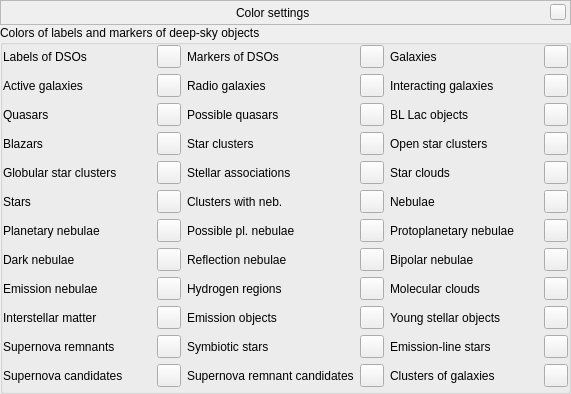
The window that src/gui/dsoColorsDialog.ui (519984307/stellarium_src) describes before a commit, drawn with Qt 5.
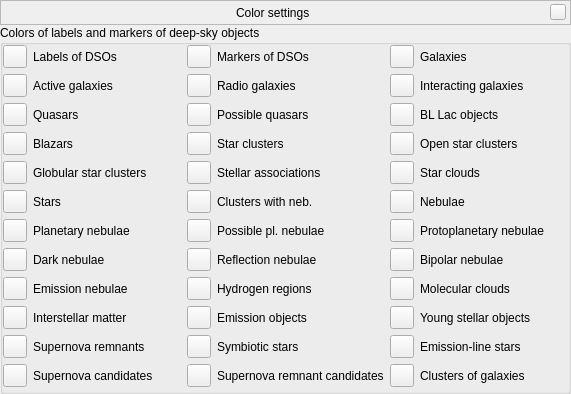
The same window after the commit. Custom widgets are drawn as their Qt base class.

```diff
--- a/src/gui/dsoColorsDialog.ui
+++ b/src/gui/dsoColorsDialog.ui
@@ -142,21 +142,181 @@
       <property name="bottomMargin">
        <number>0</number>
       </property>
-      <item row="7" column="1">
-       <widget class="QToolButton" name="colorDSODarkNebulae">
+      <item row="10" column="5">
+       <widget class="QLabel" name="labelDSOColorEmissionLineStars">
+        <property name="text">
+         <string>Emission-line stars</string>
+        </property>
+       </widget>
+      </item>
+      <item row="10" column="1">
+       <widget class="QLabel" name="labelDSOColorSupernovaRemnants">
+        <property name="text">
+         <string>Supernova remnants</string>
+        </property>
+       </widget>
+      </item>
+      <item row="2" column="1">
+       <widget class="QLabel" name="labelDSOColorQuasars">
+        <property name="text">
+         <string>Quasars</string>
+        </property>
+       </widget>
+      </item>
+      <item row="5" column="1">
+       <widget class="QLabel" name="labelDSOColorStars">
+        <property name="text">
+         <string>Stars</string>
+        </property>
+       </widget>
+      </item>
+      <item row="2" column="5">
+       <widget class="QLabel" name="labelDSOColorBLLacObjects">
+        <property name="text">
+         <string>BL Lac objects</string>
+        </property>
+       </widget>
+      </item>
+      <item row="7" column="5">
+       <widget class="QLabel" name="labelDSOColorBipolarNebulae">
+        <property name="text">
+         <string>Bipolar nebulae</string>
+        </property>
+       </widget>
+      </item>
+      <item row="6" column="5">
+       <widget class="QLabel" name="labelDSOColorProtoplanetaryNebulae">
+        <property name="text">
+         <string>Protoplanetary nebulae</string>
+        </property>
+       </widget>
+      </item>
+      <item row="5" column="5">
+       <widget class="QLabel" name="labelDSOColorNebulae">
+        <property name="text">
+         <string>Nebulae</string>
+        </property>
+       </widget>
+      </item>
+      <item row="0" column="3">
+       <widget class="QLabel" name="labelDSOColorMarkers">
         <property name="toolTip">
          <string>Color of markers of dark nebulae</string>
         </property>
+        <property name="text">
+         <string>Markers of DSOs</string>
+        </property>
        </widget>
       </item>
-      <item row="3" column="4">
+      <item row="4" column="1">
+       <widget class="QLabel" name="labelDSOColorGlobularStarClusters">
+        <property name="text">
+         <string>Globular star clusters</string>
+        </property>
+       </widget>
+      </item>
+      <item row="9" column="3">
+       <widget class="QLabel" name="labelDSOColorEmissionObjects">
+        <property name="text">
+         <string>Emission objects</string>
+        </property>
+       </widget>
+      </item>
+      <item row="6" column="1">
+       <widget class="QLabel" name="labelDSOColorPlanetaryNebulae">
+        <property name="text">
+         <string>Planetary nebulae</string>
+        </property>
+       </widget>
+      </item>
+      <item row="0" column="5">
+       <widget class="QLabel" name="labelDSOColorGalaxies">
+        <property name="text">
+         <string>Galaxies</string>
+        </property>
+       </widget>
+      </item>
+      <item row="4" column="5">
+       <widget class="QLabel" name="labelDSOColorStarClouds">
+        <property name="text">
+         <string>Star clouds</string>
+        </property>
+       </widget>
+      </item>
+      <item row="11" column="1">
+       <widget class="QLabel" name="labelDSOColorSupernovaCandidates">
+        <property name="text">
+         <string>Supernova candidates</string>
+        </property>
+       </widget>
+      </item>
+      <item row="11" column="3">
+       <widget class="QLabel" name="labelDSOColorSupernovaRemnantCandidates">
+        <property name="text">
+         <string>Supernova remnant candidates</string>
+        </property>
+       </widget>
+      </item>
+      <item row="11" column="5">
+       <widget class="QLabel" name="labelDSOColorGalaxyClusters">
+        <property name="text">
+         <string>Clusters of galaxies</string>
+        </property>
+       </widget>
+      </item>
+      <item row="6" column="3">
+       <widget class="QLabel" name="labelDSOColorPossiblePlanetaryNebulae">
+        <property name="toolTip">
+         <string>Possible planetary nebulae</string>
+        </property>
+        <property name="text">
+         <string>Possible pl. nebulae</string>
+        </property>
+       </widget>
+      </item>
+      <item row="9" column="1">
+       <widget class="QLabel" name="labelDSOColorInterstellarMatter">
+        <property name="text">
+         <string>Interstellar matter</string>
+        </property>
+       </widget>
+      </item>
+      <item row="8" column="3">
+       <widget class="QLabel" name="labelDSOColorHydrogenRegions">
+        <property name="text">
+         <string>Hydrogen regions</string>
+        </property>
+       </widget>
+      </item>
+      <item row="1" column="5">
+       <widget class="QLabel" name="labelDSOColorInteractingGalaxies">
+        <property name="text">
+         <string>Interacting galaxies</string>
+        </property>
+       </widget>
+      </item>
+      <item row="8" column="1">
+       <widget class="QLabel" name="labelDSOColorEmissionNebulae">
+        <property name="text">
+         <string>Emission nebulae</string>
+        </property>
+       </widget>
+      </item>
+      <item row="4" column="3">
+       <widget class="QLabel" name="labelDSOColorStellarAssociations">
+        <property name="text">
+         <string>Stellar associations</string>
+        </property>
+       </widget>
+      </item>
+      <item row="3" column="5">
        <widget class="QLabel" name="labelDSOColorOpenStarClusters">
         <property name="text">
          <string>Open star clusters</string>
         </property>
        </widget>
       </item>
-      <item row="5" column="2">
+      <item row="5" column="3">
        <widget class="QLabel" name="labelDSOColorNebulosityClusters">
         <property name="toolTip">
          <string>Clusters associated with nebulosity</string>
@@ -166,192 +326,35 @@
         </property>
        </widget>
       </item>
-      <item row="4" column="2">
-       <widget class="QLabel" name="labelDSOColorStellarAssociations">
-        <property name="text">
-         <string>Stellar associations</string>
-        </property>
-       </widget>
-      </item>
-      <item row="3" column="0">
+      <item row="3" column="1">
        <widget class="QLabel" name="labelDSOColorBlazars">
         <property name="text">
          <string>Blazars</string>
         </property>
        </widget>
       </item>
-      <item row="3" column="5">
-       <widget class="QToolButton" name="colorDSOOpenStarClusters">
-        <property name="toolTip">
-         <string>Color of markers of open star clusters</string>
-        </property>
-       </widget>
-      </item>
-      <item row="4" column="3">
-       <widget class="QToolButton" name="colorDSOStellarAssociations">
-        <property name="toolTip">
-         <string>Color of markers of stellar associations</string>
-        </property>
-       </widget>
-      </item>
-      <item row="9" column="0">
-       <widget class="QLabel" name="labelDSOColorInterstellarMatter">
-        <property name="text">
-         <string>Interstellar matter</string>
-        </property>
-       </widget>
-      </item>
-      <item row="8" column="2">
-       <widget class="QLabel" name="labelDSOColorHydrogenRegions">
-        <property name="text">
-         <string>Hydrogen regions</string>
-        </property>
-       </widget>
-      </item>
-      <item row="6" column="2">
-       <widget class="QLabel" name="labelDSOColorPossiblePlanetaryNebulae">
-        <property name="toolTip">
-         <string>Possible planetary nebulae</string>
-        </property>
-        <property name="text">
-         <string>Possible pl. nebulae</string>
-        </property>
-       </widget>
-      </item>
-      <item row="1" column="2">
+      <item row="1" column="3">
        <widget class="QLabel" name="labelDSOColorRadioGalaxies">
         <property name="text">
          <string>Radio galaxies</string>
         </property>
        </widget>
       </item>
-      <item row="0" column="1">
-       <widget class="QToolButton" name="colorDSOLabels">
-        <property name="toolTip">
-         <string>Color of labels of deep-sky objects</string>
-        </property>
-       </widget>
-      </item>
-      <item row="1" column="5">
-       <widget class="QToolButton" name="colorDSOInteractingGalaxies">
-        <property name="toolTip">
-         <string>Color of markers of interacting galaxies</string>
-        </property>
-       </widget>
-      </item>
-      <item row="5" column="3">
-       <widget class="QToolButton" name="colorDSONebulosityClusters">
-        <property name="toolTip">
-         <string>Color of markers of clusters associated with nebulosity</string>
-        </property>
-       </widget>
-      </item>
-      <item row="1" column="4">
-       <widget class="QLabel" name="labelDSOColorInteractingGalaxies">
-        <property name="text">
-         <string>Interacting galaxies</string>
-        </property>
-       </widget>
-      </item>
-      <item row="9" column="5">
-       <widget class="QToolButton" name="colorDSOYoungStellarObjects">
-        <property name="toolTip">
-         <string>Color of markers of young stellar objects</string>
-        </property>
-       </widget>
-      </item>
-      <item row="6" column="5">
-       <widget class="QToolButton" name="colorDSOProtoplanetaryNebulae">
-        <property name="toolTip">
-         <string>Color of markers of protoplanetary nebulae</string>
-        </property>
-       </widget>
-      </item>
-      <item row="6" column="3">
-       <widget class="QToolButton" name="colorDSOPossiblePlanetaryNebulae">
-        <property name="toolTip">
-         <string>Color of markers of possible planetary nebulae</string>
-        </property>
-       </widget>
-      </item>
       <item row="2" column="3">
-       <widget class="QToolButton" name="colorDSOPossibleQuasars">
-        <property name="toolTip">
-         <string>Color of markers of possible quasars</string>
-        </property>
-       </widget>
-      </item>
-      <item row="3" column="3">
-       <widget class="QToolButton" name="colorDSOStarClusters">
-        <property name="toolTip">
-         <string>Color of markers of star clusters</string>
-        </property>
-       </widget>
-      </item>
-      <item row="8" column="0">
-       <widget class="QLabel" name="labelDSOColorEmissionNebulae">
-        <property name="text">
-         <string>Emission nebulae</string>
-        </property>
-       </widget>
-      </item>
-      <item row="10" column="1">
-       <widget class="QToolButton" name="colorDSOSupernovaRemnants">
-        <property name="toolTip">
-         <string>Color of markers of supernova remnants</string>
-        </property>
-       </widget>
-      </item>
-      <item row="2" column="2">
        <widget class="QLabel" name="labelDSOColorPossibleQuasars">
         <property name="text">
          <string>Possible quasars</string>
         </property>
        </widget>
       </item>
-      <item row="3" column="1">
-       <widget class="QToolButton" name="colorDSOBlazars">
-        <property name="toolTip">
-         <string>Color of markers of blazars</string>
-        </property>
-       </widget>
-      </item>
-      <item row="1" column="0">
+      <item row="1" column="1">
        <widget class="QLabel" name="labelDSOColorActiveGalaxies">
         <property name="text">
          <string>Active galaxies</string>
         </property>
        </widget>
       </item>
-      <item row="2" column="1">
-       <widget class="QToolButton" name="colorDSOQuasars">
-        <property name="toolTip">
-         <string>Color of markers of quasars</string>
-        </property>
-       </widget>
-      </item>
-      <item row="8" column="1">
-       <widget class="QToolButton" name="colorDSOEmissionNebulae">
-        <property name="toolTip">
-         <string>Color of markers of emission nebulae</string>
-        </property>
-       </widget>
-      </item>
-      <item row="7" column="3">
-       <widget class="QToolButton" name="colorDSOReflectionNebulae">
-        <property name="toolTip">
-         <string>Color of markers of reflection nebulae</string>
-        </property>
-       </widget>
-      </item>
-      <item row="4" column="5">
-       <widget class="QToolButton" name="colorDSOStarClouds">
-        <property name="toolTip">
-         <string>Color of markers of star clouds</string>
-        </property>
-       </widget>
-      </item>
-      <item row="0" column="0">
+      <item row="0" column="1">
        <widget class="QLabel" name="labelDSOColorLabels">
         <property name="toolTip">
          <string>Labels of deep-sky objects</string>
@@ -361,14 +364,7 @@
         </property>
        </widget>
       </item>
-      <item row="7" column="0">
-       <widget class="QLabel" name="labelDSOColorDarkNebulae">
-        <property name="text">
-         <string>Dark nebulae</string>
-        </property>
-       </widget>
-      </item>
-      <item row="9" column="4">
+      <item row="9" column="5">
        <widget class="QLabel" name="labelDSOColorYSOs">
         <property name="toolTip">
          <string/>
@@ -378,7 +374,14 @@
         </property>
        </widget>
       </item>
-      <item row="8" column="4">
+      <item row="7" column="1">
+       <widget class="QLabel" name="labelDSOColorDarkNebulae">
+        <property name="text">
+         <string>Dark nebulae</string>
+        </property>
+       </widget>
+      </item>
+      <item row="8" column="5">
        <widget class="QLabel" name="labelDSOColorMolecularClouds">
         <property name="text">
          <string>Molecular clouds</string>
@@ -386,247 +389,146 @@
        </widget>
       </item>
       <item row="10" column="3">
-       <widget class="QToolButton" name="colorDSOSymbioticStars">
-        <property name="toolTip">
-         <string>Color of markers of symbiotic stars</string>
-        </property>
-       </widget>
-      </item>
-      <item row="10" column="2">
        <widget class="QLabel" name="labelDSOColorSymbioticStars">
         <property name="text">
          <string>Symbiotic stars</string>
         </property>
        </widget>
       </item>
-      <item row="8" column="5">
-       <widget class="QToolButton" name="colorDSOMolecularClouds">
-        <property name="toolTip">
-         <string>Color of markers of molecular clouds</string>
-        </property>
-       </widget>
-      </item>
-      <item row="3" column="2">
+      <item row="3" column="3">
        <widget class="QLabel" name="labelDSOColorStarClusters">
         <property name="text">
          <string>Star clusters</string>
         </property>
        </widget>
       </item>
-      <item row="9" column="1">
-       <widget class="QToolButton" name="colorDSOInterstellarMatter">
-        <property name="toolTip">
-         <string>Color of markers of interstellar matter</string>
-        </property>
-       </widget>
-      </item>
-      <item row="7" column="2">
+      <item row="7" column="3">
        <widget class="QLabel" name="labelDSOColorReflectionNebulae">
         <property name="text">
          <string>Reflection nebulae</string>
         </property>
        </widget>
       </item>
-      <item row="8" column="3">
-       <widget class="QToolButton" name="colorDSOHydrogenRegions">
-        <property name="toolTip">
-         <string>Color of markers of hydrogen regions</string>
-        </property>
-       </widget>
-      </item>
-      <item row="1" column="3">
-       <widget class="QToolButton" name="colorDSORadioGalaxies">
-        <property name="toolTip">
-         <string>Color of markers of radio galaxies</string>
-        </property>
-       </widget>
-      </item>
-      <item row="10" column="4">
-       <widget class="QLabel" name="labelDSOColorEmissionLineStars">
-        <property name="text">
-         <string>Emission-line stars</string>
-        </property>
-       </widget>
-      </item>
-      <item row="5" column="1">
-       <widget class="QToolButton" name="colorDSOStars">
-        <property name="toolTip">
-         <string>Color of markers of stars</string>
-        </property>
-       </widget>
-      </item>
-      <item row="5" column="5">
-       <widget class="QToolButton" name="colorDSONebulae">
-        <property name="toolTip">
-         <string>Color of markers of nebulae</string>
-        </property>
-       </widget>
-      </item>
-      <item row="10" column="0">
-       <widget class="QLabel" name="labelDSOColorSupernovaRemnants">
-        <property name="text">
-         <string>Supernova remnants</string>
-        </property>
-       </widget>
-      </item>
-      <item row="7" column="5">
-       <widget class="QToolButton" name="colorDSOBipolarNebulae">
-        <property name="toolTip">
-         <string>Color of markers of bipolar nebulae</string>
-        </property>
-       </widget>
-      </item>
-      <item row="2" column="0">
-       <widget class="QLabel" name="labelDSOColorQuasars">
-        <property name="text">
-         <string>Quasars</string>
-        </property>
-       </widget>
-      </item>
-      <item row="10" column="5">
-       <widget class="QToolButton" name="colorDSOEmissionLineStars">
-        <property name="toolTip">
-         <string>Color of markers of emission-line stars</string>
-        </property>
-       </widget>
-      </item>
-      <item row="2" column="4">
-       <widget class="QLabel" name="labelDSOColorBLLacObjects">
-        <property name="text">
-         <string>BL Lac objects</string>
-        </property>
-       </widget>
-      </item>
-      <item row="5" column="0">
-       <widget class="QLabel" name="labelDSOColorStars">
-        <property name="text">
-         <string>Stars</string>
-        </property>
-       </widget>
-      </item>
-      <item row="9" column="3">
-       <widget class="QToolButton" name="colorDSOEmissionObjects">
-        <property name="toolTip">
-         <string>Color of markers of emission objects</string>
-        </property>
-       </widget>
-      </item>
-      <item row="0" column="3">
-       <widget class="QToolButton" name="colorDSOMarkers">
-        <property name="toolTip">
-         <string>Color of markers of deep-sky objects</string>
-        </property>
-       </widget>
-      </item>
-      <item row="5" column="4">
-       <widget class="QLabel" name="labelDSOColorNebulae">
-        <property name="text">
-         <string>Nebulae</string>
-        </property>
-       </widget>
-      </item>
-      <item row="7" column="4">
-       <widget class="QLabel" name="labelDSOColorBipolarNebulae">
-        <property name="text">
-         <string>Bipolar nebulae</string>
-        </property>
-       </widget>
-      </item>
-      <item row="6" column="4">
-       <widget class="QLabel" name="labelDSOColorProtoplanetaryNebulae">
-        <property name="text">
-         <string>Protoplanetary nebulae</string>
-        </property>
-       </widget>
-      </item>
-      <item row="1" column="1">
+      <item row="1" column="0">
        <widget class="QToolButton" name="colorDSOActiveGalaxies">
         <property name="toolTip">
          <string>Color of markers of active galaxies</string>
         </property>
        </widget>
       </item>
+      <item row="0" column="0">
+       <widget class="QToolButton" name="colorDSOLabels">
+        <property name="toolTip">
+         <string>Color of labels of deep-sky objects</string>
+        </property>
+       </widget>
+      </item>
+      <item row="2" column="0">
+       <widget class="QToolButton" name="colorDSOQuasars">
+        <property name="toolTip">
+         <string>Color of markers of quasars</string>
+        </property>
+       </widget>
+      </item>
       <item row="0" column="2">
-       <widget class="QLabel" name="labelDSOColorMarkers">
+       <widget class="QToolButton" name="colorDSOMarkers">
         <property name="toolTip">
          <string>Markers of deep-sky objects</string>
         </property>
-        <property name="text">
-         <string>Markers of DSOs</string>
-        </property>
        </widget>
       </item>
-      <item row="4" column="0">
-       <widget class="QLabel" name="labelDSOColorGlobularStarClusters">
-        <property name="text">
-         <string>Globular star clusters</string>
+      <item row="1" column="2">
+       <widget class="QToolButton" name="colorDSORadioGalaxies">
+        <property name="toolTip">
+         <string>Color of markers of radio galaxies</string>
         </property>
        </widget>
       </item>
-      <item row="9" column="2">
-       <widget class="QLabel" name="labelDSOColorEmissionObjects">
-        <property name="text">
-         <string>Emission objects</string>
+      <item row="2" column="2">
+       <widget class="QToolButton" name="colorDSOPossibleQuasars">
+        <property name="toolTip">
+         <string>Color of markers of possible quasars</string>
         </property>
        </widget>
       </item>
-      <item row="0" column="5">
+      <item row="0" column="4">
        <widget class="QToolButton" name="colorDSOGalaxies">
         <property name="toolTip">
          <string>Color of markers of galaxies</string>
         </property>
        </widget>
       </item>
-      <item row="0" column="4">
-       <widget class="QLabel" name="labelDSOColorGalaxies">
-        <property name="text">
-         <string>Galaxies</string>
-        </property>
-       </widget>
-      </item>
-      <item row="6" column="1">
-       <widget class="QToolButton" name="colorDSOPlanetaryNebulae">
+      <item row="1" column="4">
+       <widget class="QToolButton" name="colorDSOInteractingGalaxies">
         <property name="toolTip">
          <string>Color of markers of planetary nebulae</string>
         </property>
        </widget>
       </item>
-      <item row="6" column="0">
-       <widget class="QLabel" name="labelDSOColorPlanetaryNebulae">
-        <property name="text">
-         <string>Planetary nebulae</string>
-        </property>
-       </widget>
-      </item>
-      <item row="4" column="4">
-       <widget class="QLabel" name="labelDSOColorStarClouds">
-        <property name="text">
-         <string>Star clouds</string>
-        </property>
-       </widget>
-      </item>
-      <item row="4" column="1">
-       <widget class="QToolButton" name="colorDSOGlobularStarClusters">
-        <property name="toolTip">
-         <string>Color of markers of globular star clusters</string>
-        </property>
-       </widget>
-      </item>
-      <item row="2" column="5">
+      <item row="2" column="4">
        <widget class="QToolButton" name="colorDSOBLLacObjects">
         <property name="toolTip">
          <string>Color of markers of BL Lac objects</string>
         </property>
        </widget>
       </item>
+      <item row="3" column="0">
+       <widget class="QToolButton" name="colorDSOBlazars">
+        <property name="toolTip">
+         <string>Color of markers of blazars</string>
+        </property>
+       </widget>
+      </item>
+      <item row="4" column="0">
+       <widget class="QToolButton" name="colorDSOGlobularStarClusters">
+        <property name="toolTip">
+         <string>Color of markers of globular star clusters</string>
+        </property>
+       </widget>
+      </item>
+      <item row="5" column="0">
+       <widget class="QToolButton" name="colorDSOStars">
+        <property name="toolTip">
+         <string>Color of markers of stars</string>
+        </property>
+       </widget>
+      </item>
+      <item row="6" column="0">
+       <widget class="QToolButton" name="colorDSOPlanetaryNebulae">
+        <property name="toolTip">
+         <string>Color of markers of planetary nebulae</string>
+        </property>
+       </widget>
+      </item>
+      <item row="7" column="0">
+       <widget class="QToolButton" name="colorDSODarkNebulae">
+        <property name="toolTip">
+         <string>Color of markers of dark nebulae</string>
+        </property>
+       </widget>
+      </item>
+      <item row="8" column="0">
+       <widget class="QToolButton" name="colorDSOEmissionNebulae">
+        <property name="toolTip">
+         <string>Color of markers of emission nebulae</string>
+        </property>
+       </widget>
+      </item>
+      <item row="9" column="0">
+       <widget class="QToolButton" name="colorDSOInterstellarMatter">
+        <property name="toolTip">
+         <string>Color of markers of interstellar matter</string>
+        </property>
+       </widget>
+      </item>
+      <item row="10" column="0">
+       <widget class="QToolButton" name="colorDSOSupernovaRemnants">
+        <property name="toolTip">
+         <string>Color of markers of supernova remnants</string>
+        </property>
+       </widget>
+      </item>
       <item row="11" column="0">
-       <widget class="QLabel" name="labelDSOColorSupernovaCandidates">
-        <property name="text">
-         <string>Supernova candidates</string>
-        </property>
-       </widget>
-      </item>
-      <item row="11" column="1">
        <widget class="QToolButton" name="colorDSOSupernovaCandidates">
         <property name="toolTip">
          <string>Color of markers of supernova candidates</string>
@@ -634,27 +536,125 @@
        </widget>
       </item>
       <item row="11" column="2">
-       <widget class="QLabel" name="labelDSOColorSupernovaRemnantCandidates">
-        <property name="text">
-         <string>Supernova remnant candidates</string>
-        </property>
-       </widget>
-      </item>
-      <item row="11" column="3">
        <widget class="QToolButton" name="colorDSOSupernovaRemnantCandidates">
         <property name="toolTip">
          <string>Color of markers of supernova remnant candidates</string>
         </property>
        </widget>
       </item>
+      <item row="10" column="2">
+       <widget class="QToolButton" name="colorDSOSymbioticStars">
+        <property name="toolTip">
+         <string>Color of markers of symbiotic stars</string>
+        </property>
+       </widget>
+      </item>
+      <item row="9" column="2">
+       <widget class="QToolButton" name="colorDSOEmissionObjects">
+        <property name="toolTip">
+         <string>Color of markers of emission objects</string>
+        </property>
+       </widget>
+      </item>
+      <item row="8" column="2">
+       <widget class="QToolButton" name="colorDSOHydrogenRegions">
+        <property name="toolTip">
+         <string>Color of markers of hydrogen regions</string>
+        </property>
+       </widget>
+      </item>
+      <item row="7" column="2">
+       <widget class="QToolButton" name="colorDSOReflectionNebulae">
+        <property name="toolTip">
+         <string>Color of markers of reflection nebulae</string>
+        </property>
+       </widget>
+      </item>
+      <item row="6" column="2">
+       <widget class="QToolButton" name="colorDSOPossiblePlanetaryNebulae">
+        <property name="toolTip">
+         <string>Color of markers of possible planetary nebulae</string>
+        </property>
+       </widget>
+      </item>
+      <item row="5" column="2">
+       <widget class="QToolButton" name="colorDSONebulosityClusters">
+        <property name="toolTip">
+         <string>Color of markers of clusters associated with nebulosity</string>
+        </property>
+       </widget>
+      </item>
+      <item row="4" column="2">
+       <widget class="QToolButton" name="colorDSOStellarAssociations">
+        <property name="toolTip">
+         <string>Color of markers of stellar associations</string>
+        </property>
+       </widget>
+      </item>
+      <item row="3" column="2">
+       <widget class="QToolButton" name="colorDSOStarClusters">
+        <property name="toolTip">
+         <string>Color of markers of star clusters</string>
+        </property>
+       </widget>
+      </item>
+      <item row="3" column="4">
+       <widget class="QToolButton" name="colorDSOOpenStarClusters">
+        <property name="toolTip">
+         <string>Color of markers of open star clusters</string>
+        </property>
+       </widget>
+      </item>
+      <item row="4" column="4">
+       <widget class="QToolButton" name="colorDSOStarClouds">
+        <property name="toolTip">
+         <string>Color of markers of star clouds</string>
+        </property>
+       </widget>
+      </item>
+      <item row="5" column="4">
+       <widget class="QToolButton" name="colorDSONebulae">
+        <property name="toolTip">
+         <string>Color of markers of nebulae</string>
+        </property>
+       </widget>
+      </item>
+      <item row="6" column="4">
+       <widget class="QToolButton" name="colorDSOProtoplanetaryNebulae">
+        <property name="toolTip">
+         <string>Color of markers of protoplanetary nebulae</string>
+        </property>
+       </widget>
+      </item>
+      <item row="7" column="4">
+       <widget class="QToolButton" name="colorDSOBipolarNebulae">
+        <property name="toolTip">
+         <string>Color of markers of bipolar nebulae</string>
+        </property>
+       </widget>
+      </item>
+      <item row="8" column="4">
+       <widget class="QToolButton" name="colorDSOMolecularClouds">
+        <property name="toolTip">
+         <string>Color of markers of molecular clouds</string>
+        </property>
+       </widget>
+      </item>
+      <item row="9" column="4">
+       <widget class="QToolButton" name="colorDSOYoungStellarObjects">
+        <property name="toolTip">
+         <string>Color of markers of young stellar objects</string>
+        </property>
+       </widget>
+      </item>
+      <item row="10" column="4">
+       <widget class="QToolButton" name="colorDSOEmissionLineStars">
+        <property name="toolTip">
+         <string>Color of markers of emission-line stars</string>
+        </property>
+       </widget>
+      </item>
       <item row="11" column="4">
-       <widget class="QLabel" name="labelDSOColorGalaxyClusters">
-        <property name="text">
-         <string>Clusters of galaxies</string>
-        </property>
-       </widget>
-      </item>
-      <item row="11" column="5">
        <widget class="QToolButton" name="colorDSOGalaxyClusters">
         <property name="toolTip">
          <string>Color of markers for clusters of galaxies</string>
```
Left out of the diff: 6 changed lines with no effect on the pictures.
